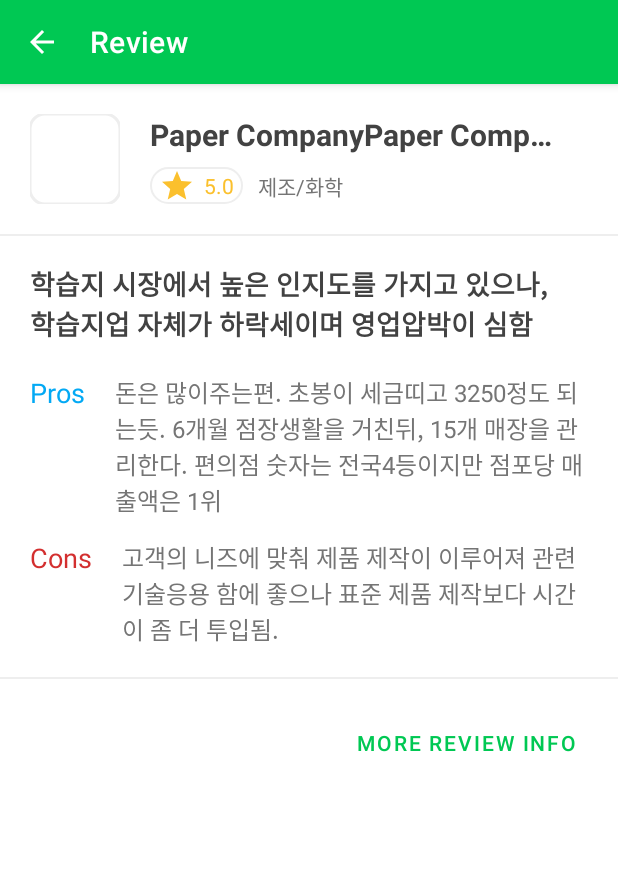
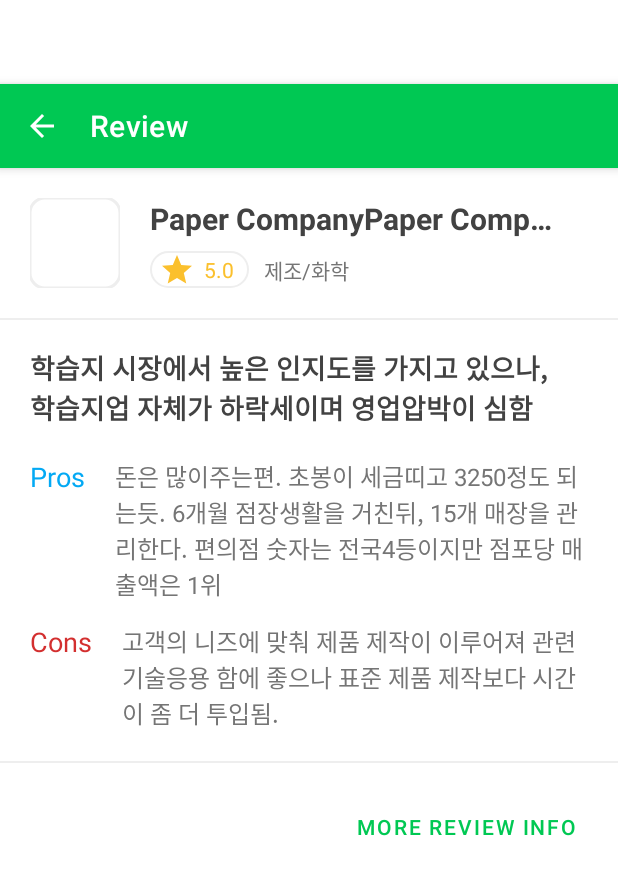
Before and after one commit to mackbex/NavigationComponent, an Android app: the layout fragment_review.xml on its own in the app's theme, with its tools: preview values and no code run, on a phone screen of 412 x 824 dp. Shown: the top 875 px of the screen. Run offline under Robolectric (Android 15) with nearby library versions, the phone set to English and light mode, and no system bars; network calls fail.

```diff
--- a/app/src/main/res/layout/fragment_company_search.xml
+++ b/app/src/main/res/layout/fragment_company_search.xml
@@ -18,7 +18,8 @@
 
     <androidx.coordinatorlayout.widget.CoordinatorLayout
         android:layout_width="match_parent"
-        android:layout_height="match_parent">
+        android:layout_height="match_parent"
+        android:fitsSystemWindows="true">
 
         <com.google.android.material.appbar.AppBarLayout
             android:layout_width="match_parent"
--- a/app/src/main/res/layout/fragment_review.xml
+++ b/app/src/main/res/layout/fragment_review.xml
@@ -16,7 +16,8 @@
 
     <androidx.coordinatorlayout.widget.CoordinatorLayout
         android:layout_width="match_parent"
-        android:layout_height="match_parent">
+        android:layout_height="match_parent"
+        android:fitsSystemWindows="true">
 
         <com.google.android.material.appbar.AppBarLayout
             android:layout_width="match_parent"
@@ -105,7 +106,7 @@
                             android:id="@+id/img_rate"
                             android:layout_width="wrap_content"
                             android:layout_height="wrap_content"
-                            android:layout_marginStart="@dimen/item_rate_margin"
+                            android:layout_marginStart="@dimen/item_rate_margin_start"
                             android:src="@drawable/ic_baseline_star_24"
                             app:layout_constraintBottom_toBottomOf="parent"
                             app:layout_constraintStart_toStartOf="parent"
@@ -114,8 +115,8 @@
                         <TextView
                             android:layout_width="wrap_content"
                             android:layout_height="wrap_content"
-                            android:layout_marginStart="@dimen/item_rate_margin"
-                            android:layout_marginEnd="@dimen/item_rate_margin"
+                            android:layout_marginStart="@dimen/item_rate_margin_start"
+                            android:layout_marginEnd="@dimen/item_rate_margin_end"
                             android:text="@{String.valueOf(model.rate_total_avg)}"
                             android:textColor="@color/yellow_700"
                             app:layout_constraintBottom_toBottomOf="parent"
--- a/app/src/main/res/layout/item_company.xml
+++ b/app/src/main/res/layout/item_company.xml
@@ -62,7 +62,7 @@
                 android:id="@+id/img_rate"
                 android:layout_width="wrap_content"
                 android:layout_height="wrap_content"
-                android:layout_marginStart="@dimen/item_rate_margin"
+                android:layout_marginStart="@dimen/item_rate_margin_start"
                 android:src="@drawable/ic_baseline_star_24"
                 app:layout_constraintBottom_toBottomOf="parent"
                 app:layout_constraintStart_toStartOf="parent"
@@ -71,8 +71,8 @@
             <TextView
                 android:layout_width="wrap_content"
                 android:layout_height="wrap_content"
-                android:layout_marginStart="@dimen/item_rate_margin"
-                android:layout_marginEnd="@dimen/item_rate_margin"
+                android:layout_marginStart="@dimen/item_rate_margin_start"
+                android:layout_marginEnd="@dimen/item_rate_margin_end"
                 android:text="@{model.rate_total_avg}"
                 android:textColor="@color/yellow_700"
                 app:layout_constraintBottom_toBottomOf="parent"
--- a/app/src/main/res/layout/item_company_shimmer.xml
+++ b/app/src/main/res/layout/item_company_shimmer.xml
@@ -45,7 +45,7 @@
 
         <View
             android:id="@+id/layout_rate"
-            android:layout_width="70dp"
+            android:layout_width="76dp"
             android:layout_height="24dp"
             android:layout_marginTop="8dp"
             android:background="@color/shimmer_color"
--- a/app/src/main/res/layout/item_review.xml
+++ b/app/src/main/res/layout/item_review.xml
@@ -63,7 +63,7 @@
                 android:id="@+id/img_rate"
                 android:layout_width="wrap_content"
                 android:layout_height="wrap_content"
-                android:layout_marginStart="@dimen/item_rate_margin"
+                android:layout_marginStart="@dimen/item_rate_margin_start"
                 android:src="@drawable/ic_baseline_star_24"
                 app:layout_constraintBottom_toBottomOf="parent"
                 app:layout_constraintStart_toStartOf="parent"
@@ -72,8 +72,8 @@
             <TextView
                 android:layout_width="wrap_content"
                 android:layout_height="wrap_content"
-                android:layout_marginStart="@dimen/item_rate_margin"
-                android:layout_marginEnd="@dimen/item_rate_margin"
+                android:layout_marginStart="@dimen/item_rate_margin_start"
+                android:layout_marginEnd="@dimen/item_rate_margin_start"
                 android:text="@{String.valueOf(model.rate_total_avg)}"
                 android:textColor="@color/yellow_700"
                 app:layout_constraintBottom_toBottomOf="parent"
--- a/app/src/main/res/values/dimens.xml
+++ b/app/src/main/res/values/dimens.xml
@@ -1,7 +1,8 @@
 <?xml version="1.0" encoding="utf-8"?>
 <resources>
     <dimen name="list_item_cell_margin">20dp</dimen>
-    <dimen name="item_rate_margin">6dp</dimen>
+    <dimen name="item_rate_margin_start">6dp</dimen>
+    <dimen name="item_rate_margin_end">10dp</dimen>
     <dimen name="list_item_height">100dp</dimen>
     <dimen name="item_industry_margin">10dp</dimen>
     <dimen name="list_item_cardview_width">140dp</dimen>
```
Also changed, not shown: app/src/main/java/com/jobplanet/company/ui/company/search/SearchFragment.kt (+20 -5 lines), app/src/main/res/layout/fragment_company.xml (+5 -4 lines).
